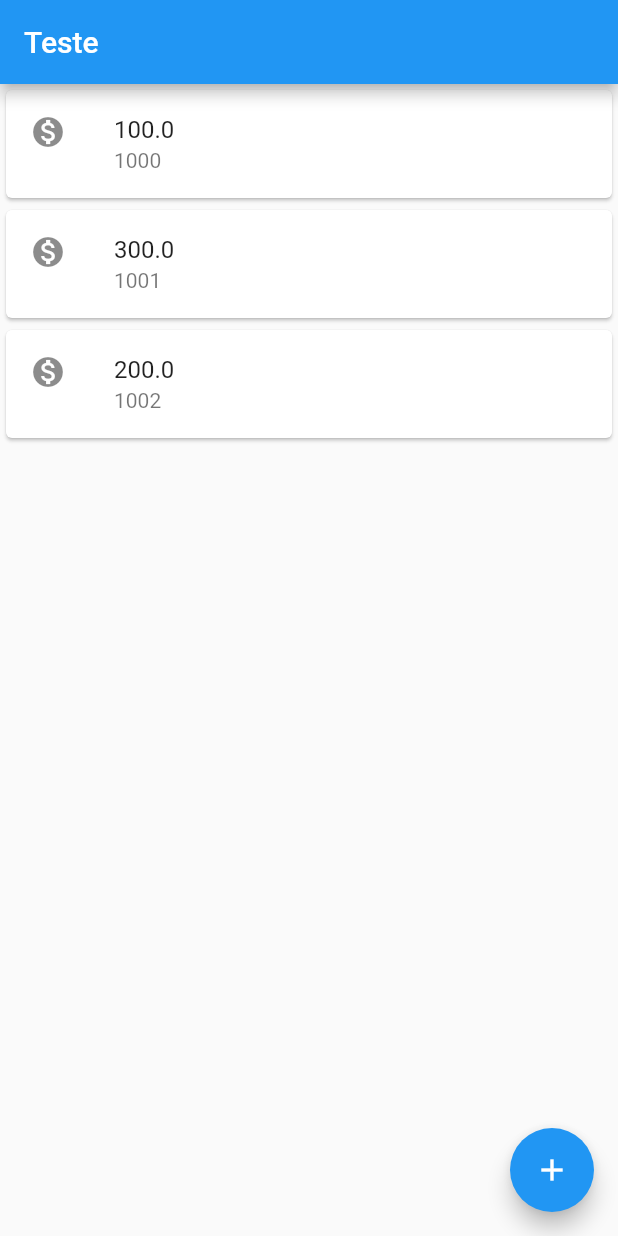
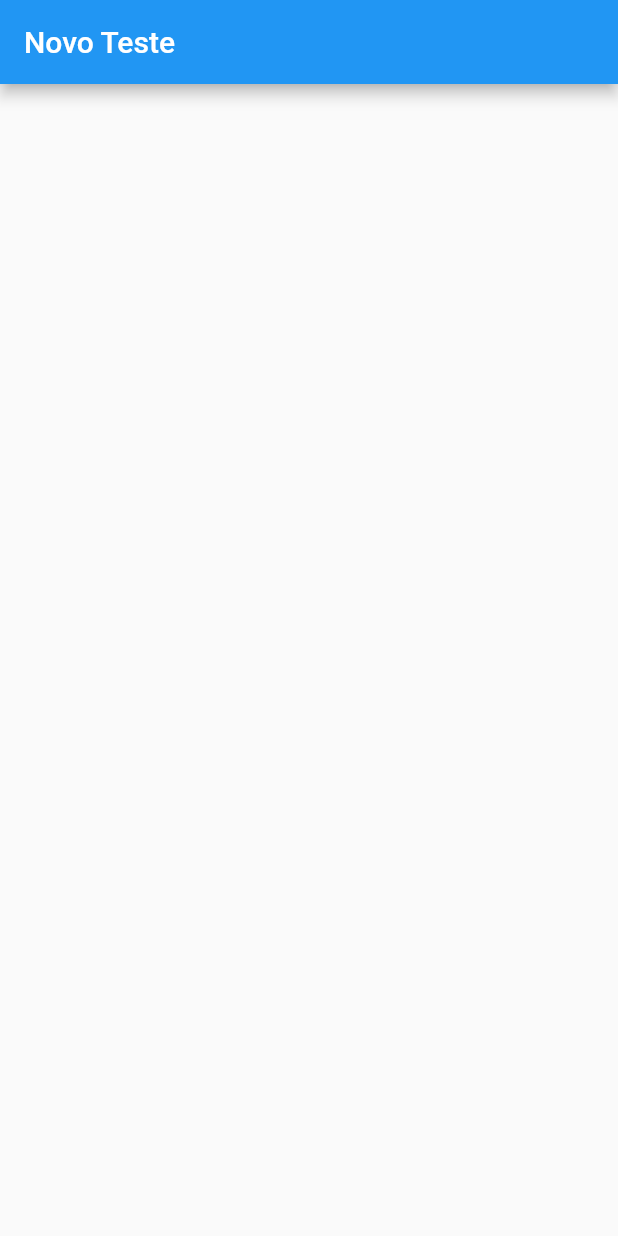
Before and after one commit to Danil0ws/flutter-fundamentals, a Flutter app: the screen it shows after launch, on a phone screen of 412 x 824 dp. Run offline on Flutter 3.47's test engine with Material 2 defaults, Android fonts, the phone set to English and light mode, and no system bars.

Commit message:
new commit

```diff
--- a/lib/main.dart
+++ b/lib/main.dart
@@ -1,30 +1,45 @@
 import 'package:flutter/material.dart';
 
-void main() => runApp(
-      MaterialApp(
-        home: Scaffold(
-          body: ListTransition(),
-          appBar: AppBar(
-            title: Text('Teste'),
-          ),
-          floatingActionButton: FloatingActionButton(
-            child: Icon(Icons.add),
-            onPressed: () {
-              // Add your onPressed code here!
-            },
-          ),
-        ),
-      ),
+void main() => runApp(ByteBankApp());
+
+class FormTransition extends StatelessWidget {
+  @override
+  Widget build(BuildContext context) {
+    return Scaffold(
+      appBar: AppBar(title: Text('Novo Teste')),
+      body: Container(),
     );
+  }
+}
+
+class ByteBankApp extends StatelessWidget {
+  @override
+  Widget build(BuildContext context) {
+    return MaterialApp(
+      home: Scaffold(body: FormTransition()),
+    );
+  }
+}
 
 class ListTransition extends StatelessWidget {
   @override
   Widget build(BuildContext context) {
-    return Column(children: <Widget>[
-      ItemTransition(Transition(100.0, 1000)),
-      ItemTransition(Transition(300.0, 1001)),
-      ItemTransition(Transition(200.0, 1002)),
-    ]);
+    return Scaffold(
+      appBar: AppBar(
+        title: Text('Teste'),
+      ),
+      body: Column(children: <Widget>[
+        ItemTransition(Transition(100.0, 1000)),
+        ItemTransition(Transition(300.0, 1001)),
+        ItemTransition(Transition(200.0, 1002)),
+      ]),
+      floatingActionButton: FloatingActionButton(
+        child: Icon(Icons.add),
+        onPressed: () {
+          // Add your onPressed code here!
+        },
+      ),
+    );
   }
 }
 
```
